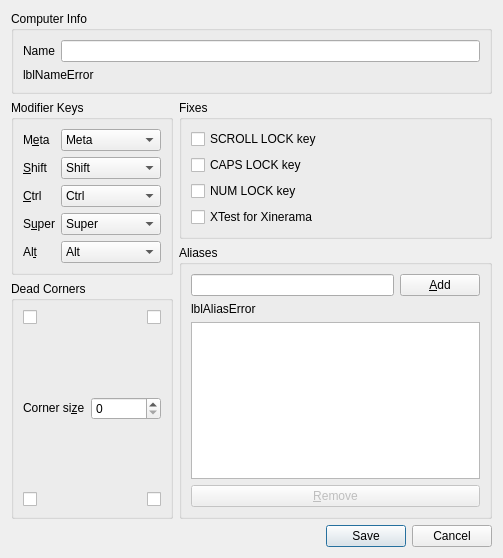
First picture: the form in src/lib/gui/dialogs/ScreenSettingsDialog.ui, repository deskflow/deskflow, before the edit.
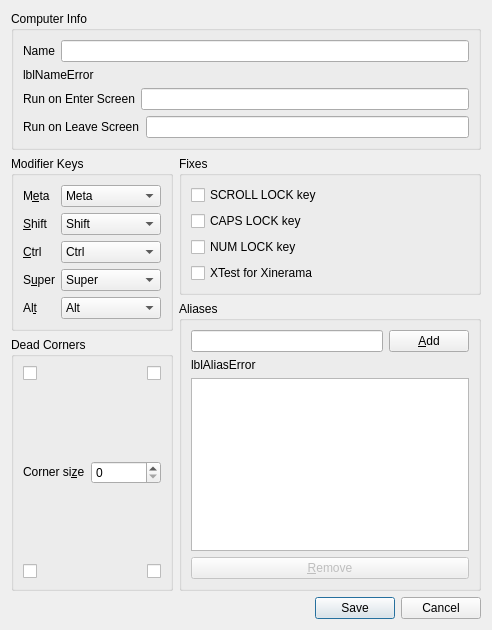
Second picture: the form after the edit.

Commit message: Add new fields for Computer Settin on the UI

Patch:
```diff
--- a/src/lib/gui/dialogs/ScreenSettingsDialog.ui
+++ b/src/lib/gui/dialogs/ScreenSettingsDialog.ui
@@ -6,8 +6,8 @@
    <rect>
     <x>0</x>
     <y>0</y>
-    <width>503</width>
-    <height>558</height>
+    <width>492</width>
+    <height>630</height>
    </rect>
   </property>
   <property name="windowTitle">
@@ -17,7 +17,7 @@
    <item>
     <widget class="QGroupBox" name="groupComputerName">
      <property name="sizePolicy">
-      <sizepolicy hsizetype="Preferred" vsizetype="Maximum">
+      <sizepolicy hsizetype="Preferred" vsizetype="Preferred">
        <horstretch>0</horstretch>
        <verstretch>0</verstretch>
       </sizepolicy>
@@ -81,6 +81,34 @@
         </property>
        </widget>
       </item>
+      <item>
+       <layout class="QHBoxLayout" name="horizontalLayout_2">
+        <item>
+         <widget class="QLabel" name="label_8">
+          <property name="text">
+           <string>Run on Enter Screen</string>
+          </property>
+         </widget>
+        </item>
+        <item>
+         <widget class="QLineEdit" name="lineRunEnterScreen"/>
+        </item>
+       </layout>
+      </item>
+      <item>
+       <layout class="QHBoxLayout" name="horizontalLayout_3">
+        <item>
+         <widget class="QLabel" name="label_9">
+          <property name="text">
+           <string>Run on Leave Screen</string>
+          </property>
+         </widget>
+        </item>
+        <item>
+         <widget class="QLineEdit" name="lineRunLeaveScreen"/>
+        </item>
+       </layout>
+      </item>
      </layout>
     </widget>
    </item>
```
Left out of the diff: 2 changed lines with no effect on the pictures.
